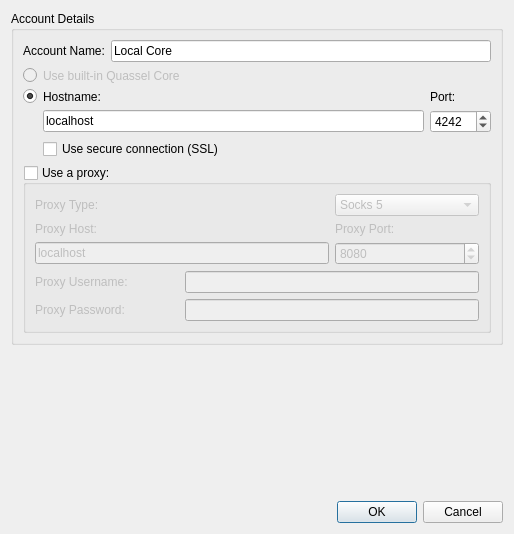
First picture: the form in src/qtui/ui/coreaccounteditdlg.ui, repository quassel/quassel, before the edit.
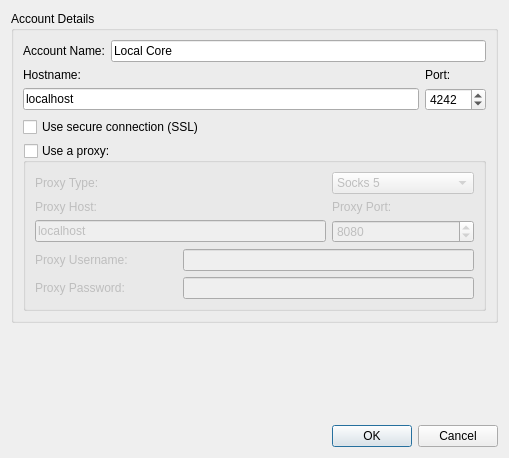
Second picture: the form after the edit. Icons and pictures are not drawn.

Commit message: hiding internal connection mode in client only build

```diff
--- a/src/qtui/ui/coreaccounteditdlg.ui
+++ b/src/qtui/ui/coreaccounteditdlg.ui
@@ -5,8 +5,8 @@
    <rect>
     <x>0</x>
     <y>0</y>
-    <width>514</width>
-    <height>534</height>
+    <width>509</width>
+    <height>458</height>
    </rect>
   </property>
   <property name="windowTitle" >
@@ -42,39 +42,6 @@
         <item>
          <layout class="QGridLayout" >
           <item row="0" column="0" >
-           <widget class="QRadioButton" name="useInternal" >
-            <property name="enabled" >
-             <bool>false</bool>
-            </property>
-            <property name="text" >
-             <string/>
-            </property>
-           </widget>
-          </item>
-          <item row="0" column="1" colspan="2" >
-           <widget class="QLabel" name="labelUseBuiltinCore" >
-            <property name="enabled" >
-             <bool>false</bool>
-            </property>
-            <property name="text" >
-             <string>Use built-in Quassel Core</string>
-            </property>
-            <property name="buddy" >
-             <cstring>useInternal</cstring>
-            </property>
-           </widget>
-          </item>
-          <item row="1" column="0" >
-           <widget class="QRadioButton" name="useRemote" >
-            <property name="text" >
-             <string/>
-            </property>
-            <property name="checked" >
-             <bool>true</bool>
-            </property>
-           </widget>
-          </item>
-          <item row="1" column="1" >
            <widget class="QLabel" name="label_2" >
             <property name="text" >
              <string>Hostname:</string>
@@ -84,21 +51,21 @@
             </property>
            </widget>
           </item>
-          <item row="1" column="2" >
+          <item row="0" column="1" >
            <widget class="QLabel" name="label_3" >
             <property name="text" >
              <string>Port:</string>
             </property>
            </widget>
           </item>
-          <item row="2" column="1" >
+          <item row="1" column="0" >
            <widget class="QLineEdit" name="host" >
             <property name="text" >
              <string>localhost</string>
             </property>
            </widget>
           </item>
-          <item row="2" column="2" >
+          <item row="1" column="1" >
            <widget class="QSpinBox" name="port" >
             <property name="minimum" >
              <number>1</number>
@@ -111,7 +78,7 @@
             </property>
            </widget>
           </item>
-          <item row="3" column="1" colspan="2" >
+          <item row="2" column="0" colspan="2" >
            <widget class="QCheckBox" name="useSsl" >
             <property name="text" >
              <string>Use secure connection (SSL)</string>
```
Left out of the diff: 53 changed lines with no effect on the pictures. The commit also changes 2 other files.
